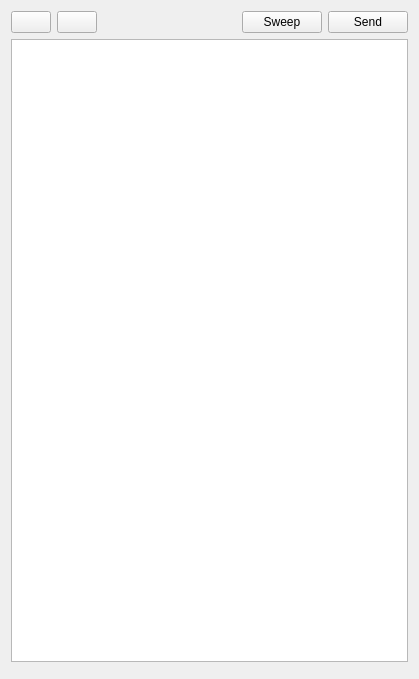
Old version of the form panel/commandpanel.ui in the repository hfansion/RobotCommander.
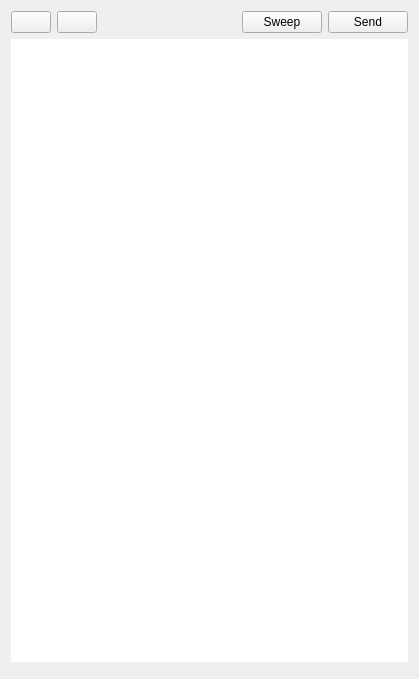
New version of the form. Icons and pictures are not drawn. Custom widgets are drawn as their Qt base class.

Commit message: 没兴趣没动力了，就是最大的问题

Diff of the .ui file:
```diff
--- a/panel/commandpanel.ui
+++ b/panel/commandpanel.ui
@@ -76,12 +76,9 @@
     </layout>
    </item>
    <item>
-    <widget class="QListView" name="listView">
-     <property name="frameShadow">
-      <enum>QFrame::Plain</enum>
-     </property>
-     <property name="editTriggers">
-      <set>QAbstractItemView::AllEditTriggers</set>
+    <widget class="QListWidget" name="listWidget">
+     <property name="frameShape">
+      <enum>QFrame::NoFrame</enum>
      </property>
      <property name="selectionMode">
       <enum>QAbstractItemView::ExtendedSelection</enum>
```
Left out of the diff: 3 changed lines with no effect on the pictures. The commit also changes 2 other files.
